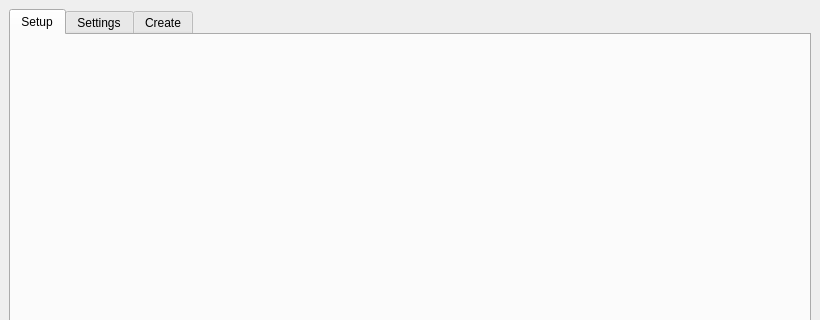
Above: UI/UI.ui from oskaddddd/MapDataDysplay before the change; both pictures show x 0 to 820 and y 0 to 320 of the 820 by 546 pixel window. Below: the same form after it.
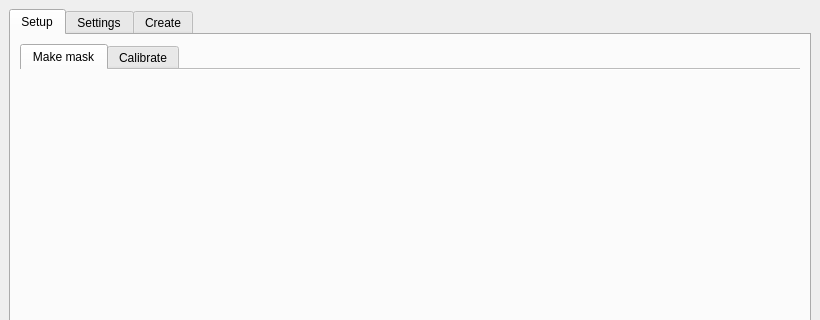
That is the form after the change. The open tabs and pages were chosen to show the change.

The edit to the form file:
```diff
--- a/UI/UI.ui
+++ b/UI/UI.ui
@@ -53,6 +53,43 @@
        <attribute name="title">
         <string>Setup</string>
        </attribute>
+       <layout class="QGridLayout" name="gridLayout_7">
+        <item row="0" column="0">
+         <widget class="QTabWidget" name="tabWidget_2">
+          <property name="tabPosition">
+           <enum>QTabWidget::North</enum>
+          </property>
+          <property name="tabShape">
+           <enum>QTabWidget::Rounded</enum>
+          </property>
+          <property name="currentIndex">
+           <number>0</number>
+          </property>
+          <property name="documentMode">
+           <bool>true</bool>
+          </property>
+          <property name="tabsClosable">
+           <bool>false</bool>
+          </property>
+          <property name="movable">
+           <bool>false</bool>
+          </property>
+          <property name="tabBarAutoHide">
+           <bool>true</bool>
+          </property>
+          <widget class="QWidget" name="tab_4">
+           <attribute name="title">
+            <string>Make mask</string>
+           </attribute>
+          </widget>
+          <widget class="QWidget" name="tab_5">
+           <attribute name="title">
+            <string>Calibrate</string>
+           </attribute>
+          </widget>
+         </widget>
+        </item>
+       </layout>
       </widget>
       <widget class="QWidget" name="tab">
        <attribute name="title">
```
Left out of the diff: 124 changed lines with no effect on the pictures.
